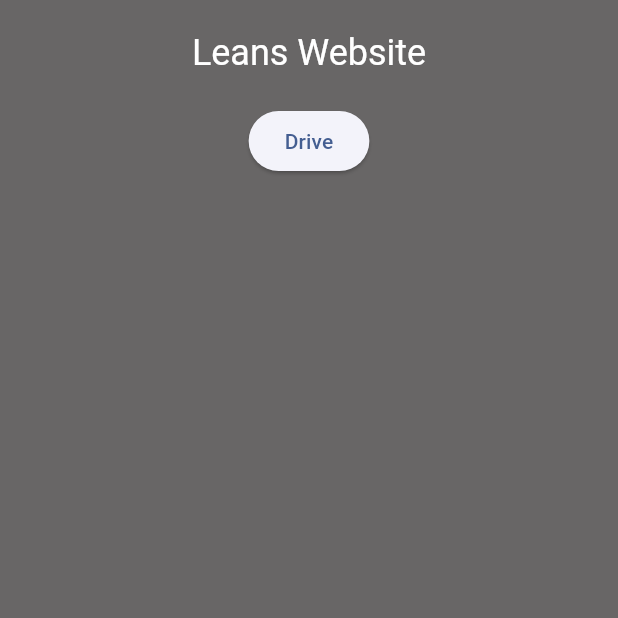
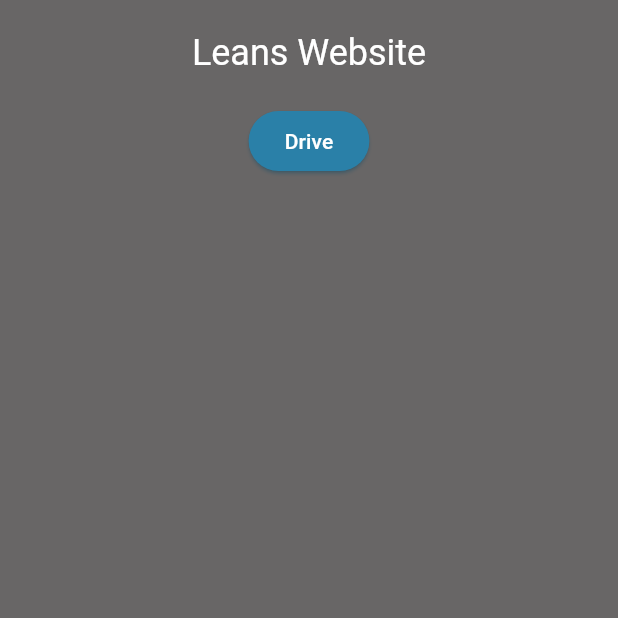
Before and after one commit to LeandroTheDev/LeandroTheDev, a Flutter app: the screen it shows after launch, on a phone screen of 412 x 824 dp, the top half of it. Run offline on Flutter 3.47's test engine with Material 3 defaults, Android fonts, the phone set to English and light mode, and no system bars; our stand-ins replace file_picker.

Commit message:
Web/Drive 0.5

```diff
--- a/website/lib/components/themes.dart
+++ b/website/lib/components/themes.dart
@@ -8,6 +8,7 @@
   static Map<String, dynamic> loadThemes(BuildContext context) {
     Map<String, dynamic> themes = {};
     themes["largTextTheme"] = Theme.of(context).textTheme.titleLarge;
+    themes["mediumTextTheme"] = Theme.of(context).textTheme.titleMedium;
     return themes;
   }
 }
--- a/website/lib/components/web_server.dart
+++ b/website/lib/components/web_server.dart
@@ -9,7 +9,7 @@
 import 'package:provider/provider.dart';
 
 class WebServer extends ChangeNotifier {
-  static const serverAddress = 'localhost:7979';
+  static const serverAddress = 'dogaogames.duckdns.org:7979';
 
   String _token = "";
   get token => _token;
--- a/website/lib/main.dart
+++ b/website/lib/main.dart
@@ -16,6 +16,14 @@
 }
 
 class Leans extends StatelessWidget {
+  //Colors variables
+  static const Map<String, Color> colors = {
+    "primary": Color.fromARGB(255, 121, 118, 118),
+    "secondary": Color.fromARGB(255, 42, 128, 168),
+    "tertiary": Colors.white,
+    "seedColor": Colors.lightBlueAccent,
+    "background": Color.fromARGB(255, 51, 49, 49),
+  };
   const Leans({super.key});
 
   @override
@@ -23,16 +31,51 @@
     return MaterialApp(
       title: 'Leans',
       theme: ThemeData(
-        textTheme: const TextTheme(
-          titleLarge: TextStyle(color: Colors.white, fontSize: 24, overflow: TextOverflow.ellipsis),
-        ),
-        colorScheme: ColorScheme.fromSeed(
-          background: const Color.fromARGB(255, 51, 49, 49),
-          seedColor: Colors.blueAccent,
-        ),
-        scaffoldBackgroundColor: const Color.fromARGB(255, 104, 102, 102),
-        useMaterial3: true,
-      ),
+          //--------------
+          //Colors
+          //--------------
+          colorScheme: ColorScheme.fromSeed(
+            //Default Colors
+            background: colors["background"],
+            seedColor: colors["seedColor"]!,
+
+            //Used in large interfaces
+            primary: colors["primary"]!,
+            //Used in buttons
+            secondary: colors["secondary"]!,
+            //Used in visibility things like texts
+            tertiary: colors["tertiary"],
+          ),
+          //Used in small interfaces
+          primaryColor: colors["primary"],
+          //Used in borders
+          secondaryHeaderColor: colors["secondary"],
+          //Scafolld background
+          scaffoldBackgroundColor: const Color.fromARGB(255, 104, 102, 102),
+          useMaterial3: true,
+
+          //--------------
+          //Widgets Themes
+          //--------------
+          textTheme: TextTheme(
+            titleLarge: TextStyle(color: colors["tertiary"], fontSize: 24, overflow: TextOverflow.ellipsis),
+            titleMedium: TextStyle(color: colors["tertiary"], fontSize: 16, overflow: TextOverflow.ellipsis),
+            titleSmall: TextStyle(color: colors["tertiary"], fontSize: 6, overflow: TextOverflow.ellipsis),
+          ),
+          elevatedButtonTheme: ElevatedButtonThemeData(
+            style: ElevatedButton.styleFrom(
+              backgroundColor: colors["secondary"],
+              foregroundColor: colors["tertiary"],
+              surfaceTintColor: colors["secondary"],
+              shadowColor: colors["secondary"],
+            ),
+          ),
+          inputDecorationTheme: InputDecorationTheme(
+            border: UnderlineInputBorder(
+              borderSide: BorderSide(color: colors["secondary"]!),
+            ),
+          ),
+          dialogBackgroundColor: colors["background"]),
       routes: {
         "home": (context) => const HomeScreen(),
         "drive": (context) => const DriveHome(),
```
Also changed, not shown: website/lib/components/dialogs.dart (+10 -8 lines), 3 other files.
